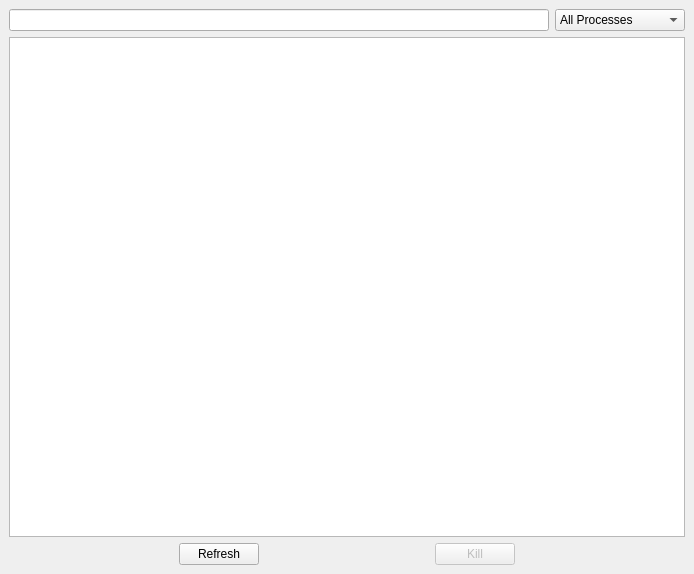
This is gui/SensorDisplayLib/ProcessWidgetUI.ui in KDE/ksysguard as Qt 5 draws it before an edit. The edited form follows.
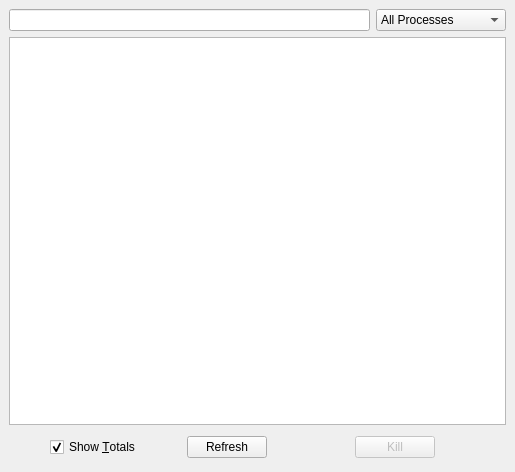
This is the edited form.

Patch:
```diff
--- a/gui/SensorDisplayLib/ProcessWidgetUI.ui
+++ b/gui/SensorDisplayLib/ProcessWidgetUI.ui
@@ -8,8 +8,8 @@
    <rect>
     <x>0</x>
     <y>0</y>
-    <width>694</width>
-    <height>574</height>
+    <width>515</width>
+    <height>472</height>
    </rect>
   </property>
   <property name="windowTitle" >
@@ -119,8 +119,34 @@
        </property>
        <property name="sizeHint" >
         <size>
-         <width>40</width>
-         <height>20</height>
+         <width>51</width>
+         <height>32</height>
+        </size>
+       </property>
+      </spacer>
+     </item>
+     <item>
+      <widget class="QCheckBox" name="chkShowTotals" >
+       <property name="whatsThis" >
+        <string>If this is checked then a process (a program) will show the CPU usage of itself added to the CPU usage of all its children</string>
+       </property>
+       <property name="text" >
+        <string>Show &amp;Totals</string>
+       </property>
+       <property name="checked" >
+        <bool>true</bool>
+       </property>
+      </widget>
+     </item>
+     <item>
+      <spacer>
+       <property name="orientation" >
+        <enum>Qt::Horizontal</enum>
+       </property>
+       <property name="sizeHint" >
+        <size>
+         <width>51</width>
+         <height>32</height>
         </size>
        </property>
       </spacer>
@@ -147,8 +173,8 @@
        </property>
        <property name="sizeHint" >
         <size>
-         <width>40</width>
-         <height>20</height>
+         <width>91</width>
+         <height>32</height>
         </size>
        </property>
       </spacer>
@@ -178,8 +204,8 @@
        </property>
        <property name="sizeHint" >
         <size>
-         <width>40</width>
-         <height>20</height>
+         <width>81</width>
+         <height>32</height>
         </size>
        </property>
       </spacer>
```
